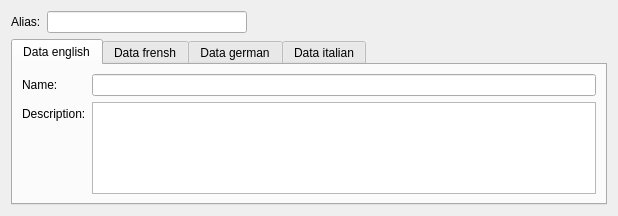
Qt form src/mdttools/mdttesttool/mdtTtTestSystemComponentEditor.ui (scandyna/multidiagtools) before a commit.
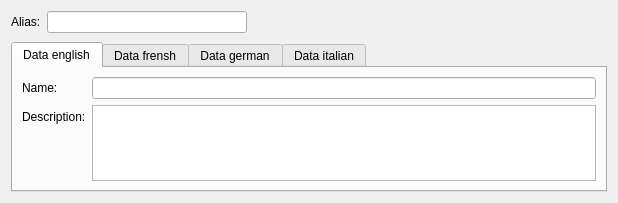
The same form after that commit.

What changed in the file:
```diff
--- a/src/mdttools/mdttesttool/mdtTtTestSystemComponentEditor.ui
+++ b/src/mdttools/mdttesttool/mdtTtTestSystemComponentEditor.ui
@@ -7,7 +7,7 @@
     <x>0</x>
     <y>0</y>
     <width>618</width>
-    <height>216</height>
+    <height>203</height>
    </rect>
   </property>
   <property name="windowTitle">
@@ -40,6 +40,12 @@
    </item>
    <item>
     <widget class="QTabWidget" name="tabWidget">
+     <property name="maximumSize">
+      <size>
+       <width>16777215</width>
+       <height>150</height>
+      </size>
+     </property>
      <property name="currentIndex">
       <number>0</number>
      </property>
```
